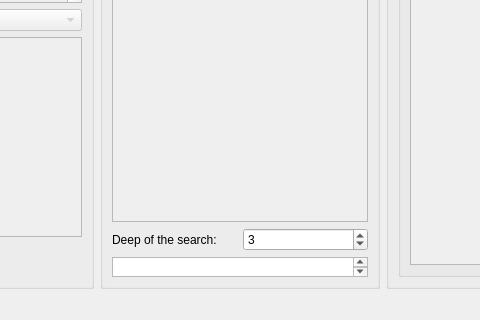
Qt form tools/bot-actions/BotTargetList.ui (alphaonex86/CatchChallenger) before a commit; both pictures show x 547 to 1027 and y 461 to 781 of the 1244 by 781 pixel window.
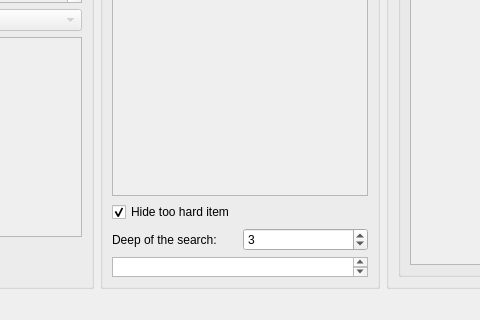
The same form after that commit. Icons and pictures are not drawn.

Patch:
```diff
--- a/tools/bot-actions/BotTargetList.ui
+++ b/tools/bot-actions/BotTargetList.ui
@@ -224,6 +224,16 @@
           </property>
          </widget>
         </item>
+        <item>
+         <widget class="QCheckBox" name="tooHard">
+          <property name="text">
+           <string>Hide too hard item</string>
+          </property>
+          <property name="checked">
+           <bool>true</bool>
+          </property>
+         </widget>
+        </item>
         <item>
          <layout class="QHBoxLayout" name="horizontalLayout_2">
           <item>
```
